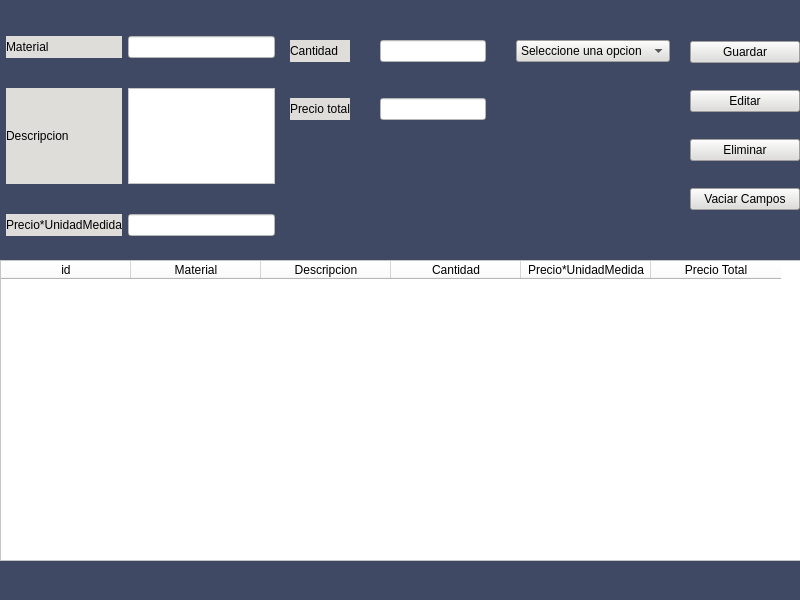
This is Proyecto/Interfaces/Ui/materiales.ui in EdCenten0/MAPA-Python as Qt 5 draws it before an edit. The edited form follows.
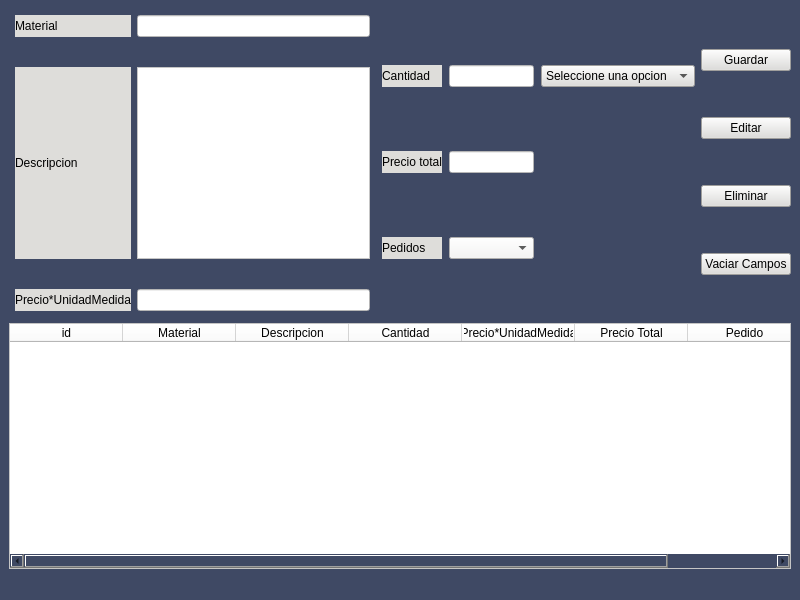
This is the edited form.

Patch:
```diff
--- a/Proyecto/Interfaces/Ui/materiales.ui
+++ b/Proyecto/Interfaces/Ui/materiales.ui
@@ -17,115 +17,8 @@
    <string notr="true">background-color: rgb(63, 73, 100);</string>
   </property>
   <widget class="QWidget" name="centralwidget">
-   <widget class="QWidget" name="verticalLayoutWidget">
-    <property name="geometry">
-     <rect>
-      <x>0</x>
-      <y>260</y>
-      <width>801</width>
-      <height>301</height>
-     </rect>
-    </property>
-    <layout class="QVBoxLayout" name="verticalLayout">
-     <item>
-      <widget class="QTableWidget" name="tableWidget">
-       <property name="styleSheet">
-        <string notr="true">background-color: rgb(255, 255, 255);</string>
-       </property>
-       <attribute name="horizontalHeaderVisible">
-        <bool>true</bool>
-       </attribute>
-       <attribute name="horizontalHeaderCascadingSectionResizes">
-        <bool>false</bool>
-       </attribute>
-       <attribute name="horizontalHeaderDefaultSectionSize">
-        <number>130</number>
-       </attribute>
-       <attribute name="horizontalHeaderShowSortIndicator" stdset="0">
-        <bool>true</bool>
-       </attribute>
-       <attribute name="horizontalHeaderStretchLastSection">
-        <bool>false</bool>
-       </attribute>
-       <attribute name="verticalHeaderCascadingSectionResizes">
-        <bool>false</bool>
-       </attribute>
-       <attribute name="verticalHeaderMinimumSectionSize">
-        <number>21</number>
-       </attribute>
-       <attribute name="verticalHeaderDefaultSectionSize">
-        <number>60</number>
-       </attribute>
-       <attribute name="verticalHeaderHighlightSections">
-        <bool>true</bool>
-       </attribute>
-       <attribute name="verticalHeaderShowSortIndicator" stdset="0">
-        <bool>false</bool>
-       </attribute>
-       <attribute name="verticalHeaderStretchLastSection">
-        <bool>false</bool>
-       </attribute>
-       <column>
-        <property name="text">
-         <string>id</string>
-        </property>
-        <property name="textAlignment">
-         <set>AlignCenter</set>
-        </property>
-       </column>
-       <column>
-        <property name="text">
-         <string>Material</string>
-        </property>
-        <property name="textAlignment">
-         <set>AlignCenter</set>
-        </property>
-       </column>
-       <column>
-        <property name="text">
-         <string>Descripcion</string>
-        </property>
-        <property name="textAlignment">
-         <set>AlignCenter</set>
-        </property>
-       </column>
-       <column>
-        <property name="text">
-         <string>Cantidad</string>
-        </property>
-        <property name="textAlignment">
-         <set>AlignCenter</set>
-        </property>
-       </column>
-       <column>
-        <property name="text">
-         <string>Precio*UnidadMedida</string>
-        </property>
-        <property name="textAlignment">
-         <set>AlignCenter</set>
-        </property>
-       </column>
-       <column>
-        <property name="text">
-         <string>Precio Total</string>
-        </property>
-        <property name="textAlignment">
-         <set>AlignCenter</set>
-        </property>
-       </column>
-      </widget>
-     </item>
-    </layout>
-   </widget>
-   <widget class="QWidget" name="gridLayoutWidget">
-    <property name="geometry">
-     <rect>
-      <x>0</x>
-      <y>30</y>
-      <width>281</width>
-      <height>212</height>
-     </rect>
-    </property>
+   <layout class="QGridLayout" name="gridLayout_4">
+    <item row="0" column="0">
     <layout class="QGridLayout" name="gridLayout" rowstretch="0,0,0" columnstretch="3,0" columnminimumwidth="0,0">
      <property name="leftMargin">
       <number>6</number>
@@ -197,20 +90,34 @@
       </widget>
      </item>
     </layout>
-   </widget>
-   <widget class="QWidget" name="gridLayoutWidget_2">
-    <property name="geometry">
-     <rect>
-      <x>290</x>
-      <y>10</y>
-      <width>380</width>
-      <height>141</height>
-     </rect>
-    </property>
-    <layout class="QGridLayout" name="gridLayout_2">
+    </item>
+    <item row="0" column="1">
+     <layout class="QGridLayout" name="gridLayout_2" rowstretch="0,0,0" columnstretch="0,0,0">
+      <property name="leftMargin">
+       <number>0</number>
+      </property>
+      <property name="topMargin">
+       <number>1</number>
+      </property>
+      <property name="rightMargin">
+       <number>0</number>
+      </property>
      <property name="horizontalSpacing">
-      <number>30</number>
-     </property>
+       <number>7</number>
+      </property>
+      <property name="verticalSpacing">
+       <number>9</number>
+      </property>
+      <item row="0" column="0">
+       <widget class="QLabel" name="label_4">
+        <property name="styleSheet">
+         <string notr="true">background-color: rgb(222, 221, 218);</string>
+        </property>
+        <property name="text">
+         <string>Cantidad</string>
+        </property>
+       </widget>
+      </item>
      <item row="1" column="0">
       <widget class="QLabel" name="label_5">
        <property name="styleSheet">
@@ -221,30 +128,6 @@
        </property>
       </widget>
      </item>
-     <item row="0" column="0">
-      <widget class="QLabel" name="label_4">
-       <property name="styleSheet">
-        <string notr="true">background-color: rgb(222, 221, 218);</string>
-       </property>
-       <property name="text">
-        <string>Cantidad</string>
-       </property>
-      </widget>
-     </item>
-     <item row="1" column="1">
-      <widget class="QLineEdit" name="lineEdit_4">
-       <property name="styleSheet">
-        <string notr="true">background-color: rgb(255, 255, 255);</string>
-       </property>
-      </widget>
-     </item>
-     <item row="0" column="1">
-      <widget class="QLineEdit" name="lineEdit_3">
-       <property name="styleSheet">
-        <string notr="true">background-color: rgb(255, 255, 255);</string>
-       </property>
-      </widget>
-     </item>
      <item row="0" column="2">
       <widget class="QComboBox" name="comboBox">
        <property name="cursor">
@@ -310,17 +193,40 @@
        </item>
       </widget>
      </item>
-    </layout>
-   </widget>
-   <widget class="QWidget" name="gridLayoutWidget_3">
-    <property name="geometry">
-     <rect>
-      <x>690</x>
-      <y>20</y>
-      <width>110</width>
-      <height>211</height>
-     </rect>
-    </property>
+      <item row="0" column="1">
+       <widget class="QLineEdit" name="lineEdit_3">
+        <property name="styleSheet">
+         <string notr="true">background-color: rgb(255, 255, 255);</string>
+        </property>
+       </widget>
+      </item>
+      <item row="1" column="1">
+       <widget class="QLineEdit" name="lineEdit_4">
+        <property name="styleSheet">
+         <string notr="true">background-color: rgb(255, 255, 255);</string>
+        </property>
+       </widget>
+      </item>
+      <item row="2" column="0">
+       <widget class="QLabel" name="lblProveedores">
+        <property name="styleSheet">
+         <string notr="true">background-color: rgb(222, 221, 218);</string>
+        </property>
+        <property name="text">
+         <string>Pedidos</string>
+        </property>
+       </widget>
+      </item>
+      <item row="2" column="1">
+       <widget class="QComboBox" name="comboBox_2">
+        <property name="styleSheet">
+         <string notr="true">background-color: rgb(246, 245, 244);</string>
+        </property>
+       </widget>
+      </item>
+     </layout>
+    </item>
+    <item row="0" column="2">
     <layout class="QGridLayout" name="gridLayout_3">
      <item row="3" column="0">
       <widget class="QPushButton" name="pushButton_3">
@@ -363,7 +269,114 @@
       </widget>
      </item>
     </layout>
-   </widget>
+    </item>
+    <item row="1" column="0" colspan="3">
+     <layout class="QVBoxLayout" name="verticalLayout">
+      <item>
+       <widget class="QTableWidget" name="tableWidget">
+        <property name="contextMenuPolicy">
+         <enum>Qt::DefaultContextMenu</enum>
+        </property>
+        <property name="styleSheet">
+         <string notr="true">background-color: rgb(255, 255, 255);</string>
+        </property>
+        <property name="sizeAdjustPolicy">
+         <enum>QAbstractScrollArea::AdjustIgnored</enum>
+        </property>
+        <property name="selectionMode">
+         <enum>QAbstractItemView::ExtendedSelection</enum>
+        </property>
+        <attribute name="horizontalHeaderVisible">
+         <bool>true</bool>
+        </attribute>
+        <attribute name="horizontalHeaderCascadingSectionResizes">
+         <bool>false</bool>
+        </attribute>
+        <attribute name="horizontalHeaderDefaultSectionSize">
+         <number>113</number>
+        </attribute>
+        <attribute name="horizontalHeaderShowSortIndicator" stdset="0">
+         <bool>true</bool>
+        </attribute>
+        <attribute name="horizontalHeaderStretchLastSection">
+         <bool>false</bool>
+        </attribute>
+        <attribute name="verticalHeaderCascadingSectionResizes">
+         <bool>false</bool>
+        </attribute>
+        <attribute name="verticalHeaderMinimumSectionSize">
+         <number>21</number>
+        </attribute>
+        <attribute name="verticalHeaderDefaultSectionSize">
+         <number>60</number>
+        </attribute>
+        <attribute name="verticalHeaderHighlightSections">
+         <bool>true</bool>
+        </attribute>
+        <attribute name="verticalHeaderShowSortIndicator" stdset="0">
+         <bool>false</bool>
+        </attribute>
+        <attribute name="verticalHeaderStretchLastSection">
+         <bool>false</bool>
+        </attribute>
+        <column>
+         <property name="text">
+          <string>id</string>
+         </property>
+         <property name="textAlignment">
+          <set>AlignCenter</set>
+         </property>
+        </column>
+        <column>
+         <property name="text">
+          <string>Material</string>
+         </property>
+         <property name="textAlignment">
+          <set>AlignCenter</set>
+         </property>
+        </column>
+        <column>
+         <property name="text">
+          <string>Descripcion</string>
+         </property>
+         <property name="textAlignment">
+          <set>AlignCenter</set>
+         </property>
+        </column>
+        <column>
+         <property name="text">
+          <string>Cantidad</string>
+         </property>
+         <property name="textAlignment">
+          <set>AlignCenter</set>
+         </property>
+        </column>
+        <column>
+         <property name="text">
+          <string>Precio*UnidadMedida</string>
+         </property>
+         <property name="textAlignment">
+          <set>AlignCenter</set>
+         </property>
+        </column>
+        <column>
+         <property name="text">
+          <string>Precio Total</string>
+         </property>
+         <property name="textAlignment">
+          <set>AlignCenter</set>
+         </property>
+        </column>
+        <column>
+         <property name="text">
+          <string>Pedido</string>
+         </property>
+        </column>
+       </widget>
+      </item>
+     </layout>
+    </item>
+   </layout>
   </widget>
   <widget class="QStatusBar" name="statusbar"/>
  </widget>
```
Lines whose indentation alone changed are shown as unchanged.
